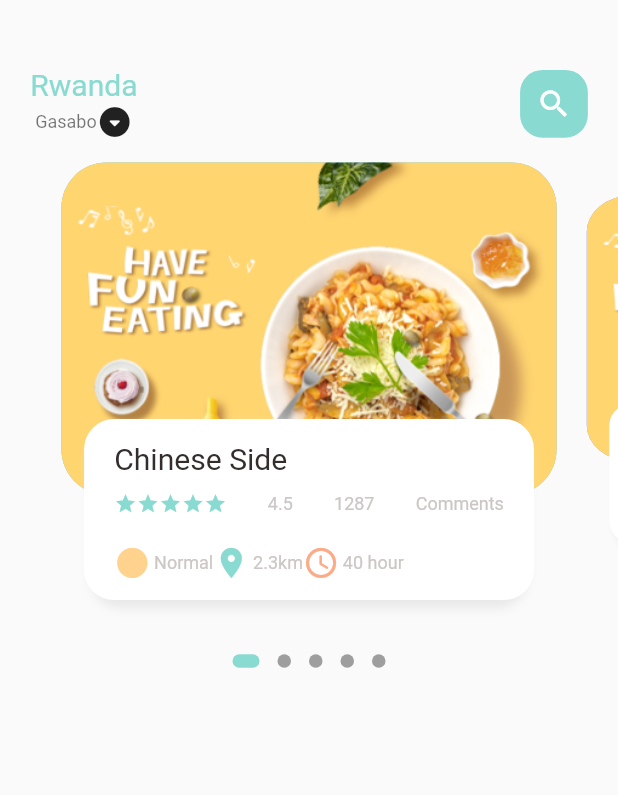
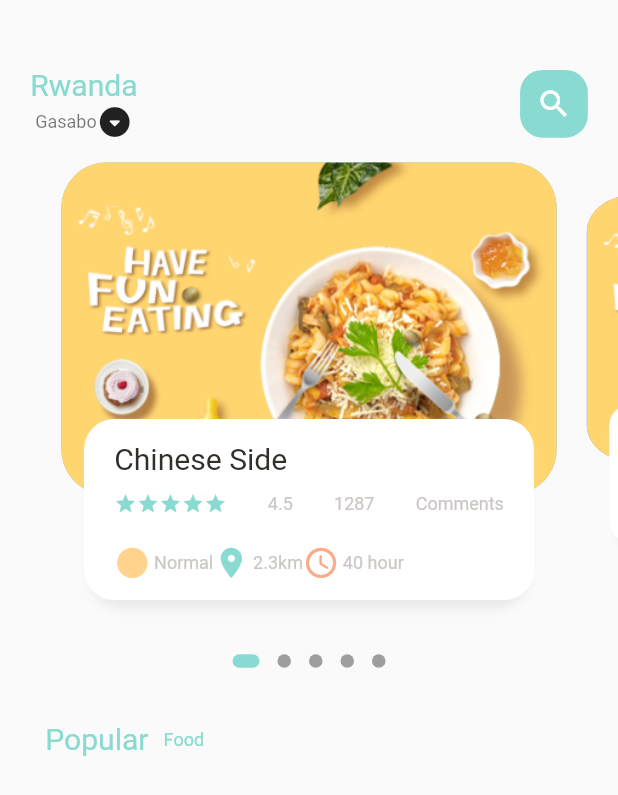
Before and after one commit to Deathkon/flow, a Flutter app: the screen it shows after launch, on a phone screen of 412 x 824 dp. Shown: the top 795 px of the screen. Run offline on Flutter 3.47's test engine with Material 2 defaults, Android fonts, the phone set to English and light mode, and no system bars; drawn by our look-alikes of dots_indicator; our stand-ins replace get; missing offline and left inert: dart:html.

Commit message:
adding the popular container

```diff
--- a/lib/home/food_page_body.dart
+++ b/lib/home/food_page_body.dart
@@ -46,7 +46,8 @@ class _FoodPageBodyState extends State<FoodPageBody> {
                 return _buildPageItem(position);
               }),
         ),
-    new DotsIndicator(
+
+        DotsIndicator(
     dotsCount: 5,
     position: _currentPageValue,
     decorator: DotsDecorator(
@@ -56,6 +57,18 @@ class _FoodPageBodyState extends State<FoodPageBody> {
     activeShape: RoundedRectangleBorder(borderRadius: BorderRadius.circular(5.0)),
     ),
     ),
+        // Popular text
+        SizedBox(height: Dimensions.height30),
+        Container(
+          margin: EdgeInsets.only(left: Dimensions.width30),
+          child: Row(
+            children: [
+              BigText(text: "Popular", color: AppColors.mainColor),
+              SizedBox(width: Dimensions.width10),
+              SmallText(text: "Food", color: AppColors.mainColor),
+            ],
+          ),
+        )
       ],
     );
   }
```
